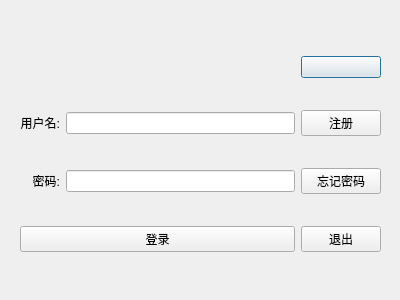
Above: QClient/signin.ui from KailinLi/QChat before the change. Below: the same form after it.
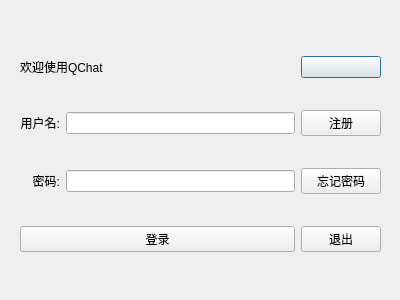
That is the form after the change. Icons and pictures are not drawn.

Diff of the .ui file:
```diff
--- a/QClient/signin.ui
+++ b/QClient/signin.ui
@@ -26,7 +26,7 @@
     <item row="0" column="0" colspan="2">
      <widget class="QLabel" name="showLabel">
       <property name="text">
-       <string/>
+       <string>欢迎使用QChat</string>
       </property>
      </widget>
     </item>
```
